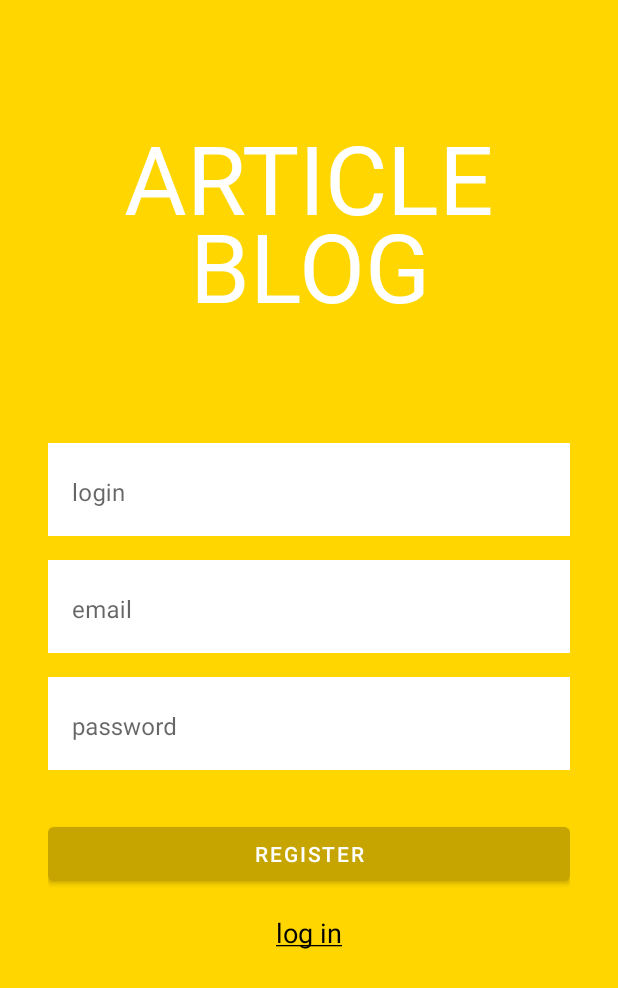
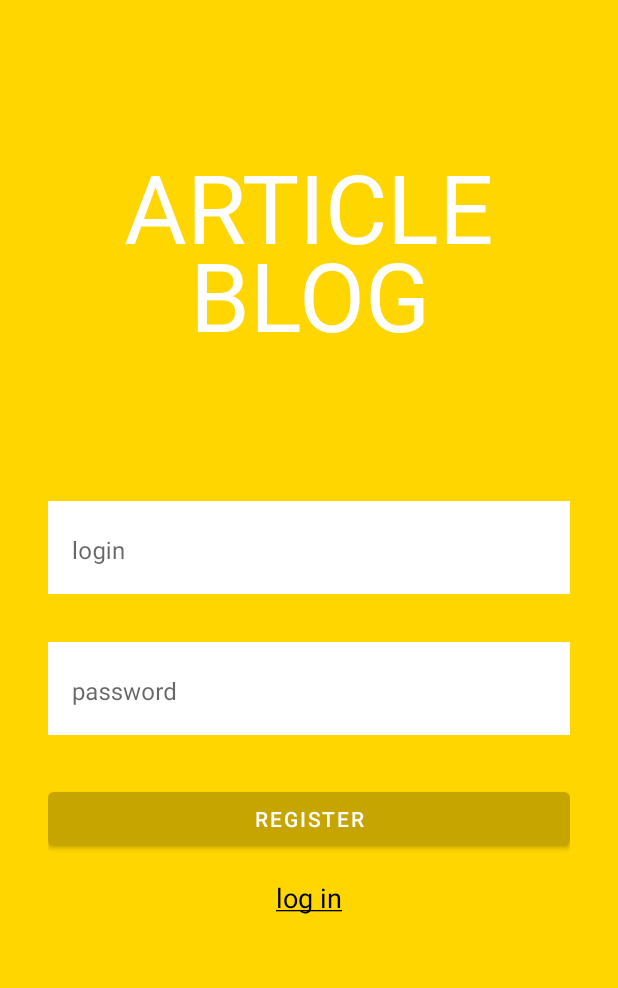
Before and after one commit to Hestonic/ArticleBlog, an Android app: the RegistrationFragment screen opened through its navigation route, on a phone screen of 412 x 824 dp. Shown: the top 988 px of the screen. Run offline under Robolectric (Android 15) with nearby library versions, the phone set to English and light mode, and no system bars.

Commit message:
Edit authorizations layouts

```diff
--- a/app/src/main/res/layout/fragment_login.xml
+++ b/app/src/main/res/layout/fragment_login.xml
@@ -74,7 +74,7 @@
             android:layout_width="match_parent"
             android:layout_height="wrap_content"
             android:inputType="text"
-            android:maxLength="20" />
+            android:maxLength="16" />
 
     </com.google.android.material.textfield.TextInputLayout>
 
--- a/app/src/main/res/layout/fragment_registration.xml
+++ b/app/src/main/res/layout/fragment_registration.xml
@@ -33,7 +33,7 @@
         android:hint="@string/login"
         app:boxStrokeWidth="0dp"
         app:boxStrokeWidthFocused="0dp"
-        app:layout_constraintBottom_toTopOf="@id/email_layout"
+        app:layout_constraintBottom_toTopOf="@id/space_center"
         app:layout_constraintEnd_toEndOf="parent"
         app:layout_constraintStart_toStartOf="parent">
 
@@ -41,43 +41,19 @@
             android:id="@+id/login_input"
             android:layout_width="match_parent"
             android:layout_height="wrap_content"
-            android:inputType="textEmailAddress"
-            android:maxLength="100" />
-
-    </com.google.android.material.textfield.TextInputLayout>
-
-
-    <com.google.android.material.textfield.TextInputLayout
-        android:id="@+id/email_layout"
-        style="@style/Widget.MaterialComponents.TextInputLayout.OutlinedBox"
-        android:layout_width="match_parent"
-        android:layout_height="wrap_content"
-        android:layout_marginBottom="16dp"
-        android:background="@color/white"
-        android:hint="@string/email"
-        app:boxStrokeWidth="0dp"
-        app:boxStrokeWidthFocused="0dp"
-        app:layout_constraintTop_toTopOf="parent"
-        app:layout_constraintBottom_toBottomOf="parent"
-        app:layout_constraintEnd_toEndOf="parent"
-        app:layout_constraintStart_toStartOf="parent">
-
-        <com.google.android.material.textfield.TextInputEditText
-            android:id="@+id/email_input"
-            android:layout_width="match_parent"
-            android:layout_height="wrap_content"
             android:inputType="text"
             android:maxLength="20" />
 
     </com.google.android.material.textfield.TextInputLayout>
-    <!--<Space
+
+    <Space
         android:id="@+id/space_center"
         android:layout_width="wrap_content"
         android:layout_height="wrap_content"
         app:layout_constraintBottom_toBottomOf="parent"
         app:layout_constraintEnd_toEndOf="parent"
         app:layout_constraintStart_toStartOf="parent"
-        app:layout_constraintTop_toTopOf="parent" />-->
+        app:layout_constraintTop_toTopOf="parent" />
 
     <com.google.android.material.textfield.TextInputLayout
         android:id="@+id/password_layout"
@@ -91,14 +67,14 @@
         app:boxStrokeWidthFocused="0dp"
         app:layout_constraintEnd_toEndOf="@id/login_layout"
         app:layout_constraintStart_toStartOf="@id/login_layout"
-        app:layout_constraintTop_toBottomOf="@id/email_layout">
+        app:layout_constraintTop_toBottomOf="@id/space_center">
 
         <com.google.android.material.textfield.TextInputEditText
             android:id="@+id/password_input"
             android:layout_width="match_parent"
             android:layout_height="wrap_content"
             android:inputType="text"
-            android:maxLength="20" />
+            android:maxLength="16" />
 
     </com.google.android.material.textfield.TextInputLayout>
 
```
